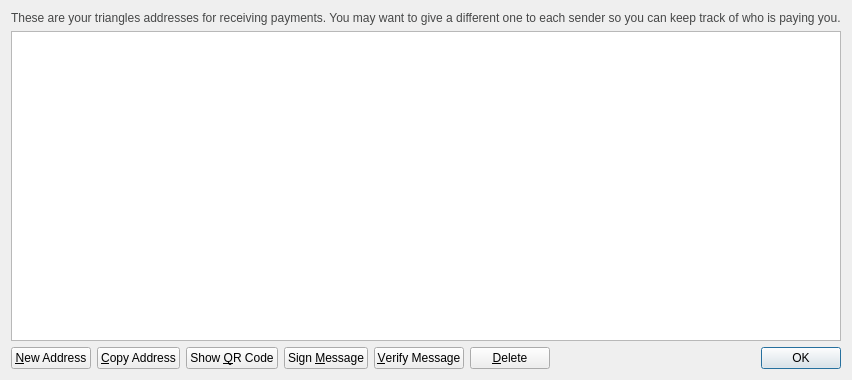
First picture: the form in src/qt/forms/addressbookpage.ui, repository wurstgelee/triangles, before the edit.
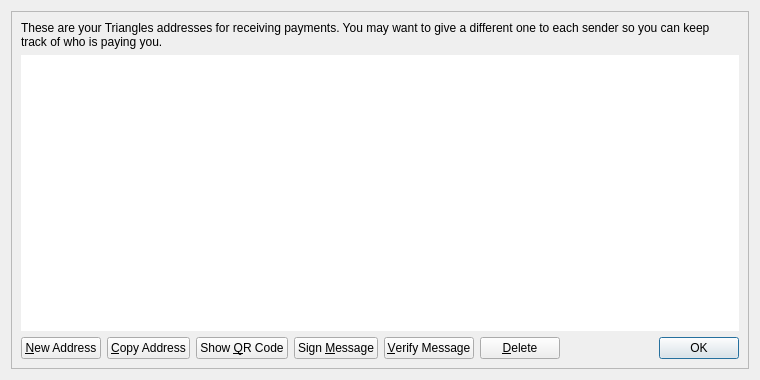
Second picture: the form after the edit. Icons and pictures are not drawn.

```diff
--- a/src/qt/forms/addressbookpage.ui
+++ b/src/qt/forms/addressbookpage.ui
@@ -6,21 +6,27 @@
    <rect>
     <x>0</x>
     <y>0</y>
-    <width>852</width>
+    <width>760</width>
     <height>380</height>
    </rect>
   </property>
   <property name="windowTitle">
    <string>Address Book</string>
   </property>
+  <layout class="QVBoxLayout" name="verticalLayout_2">
+   <item>
+    <widget class="QFrame" name="frameMain">
+     <property name="frameShape">
+      <enum>QFrame::StyledPanel</enum>
+     </property>
+     <property name="frameShadow">
+      <enum>QFrame::Raised</enum>
+     </property>
   <layout class="QVBoxLayout" name="verticalLayout">
    <item>
     <widget class="QLabel" name="labelExplanation">
-     <property name="styleSheet">
-      <string notr="true">#labelExplanation { color: #464747; }</string>
-     </property>
      <property name="text">
-      <string>These are your triangles addresses for receiving payments. You may want to give a different one to each sender so you can keep track of who is paying you.</string>
+         <string>These are your Triangles addresses for receiving payments. You may want to give a different one to each sender so you can keep track of who is paying you.</string>
      </property>
      <property name="textFormat">
       <enum>Qt::PlainText</enum>
@@ -38,6 +44,9 @@
      <property name="toolTip">
       <string>Double-click to edit address or label</string>
      </property>
+        <property name="frameShape">
+         <enum>QFrame::NoFrame</enum>
+        </property>
      <property name="tabKeyNavigation">
       <bool>false</bool>
      </property>
@@ -171,6 +180,9 @@
    </item>
   </layout>
  </widget>
+   </item>
+  </layout>
+ </widget>
  <resources>
   <include location="../bitcoin.qrc"/>
  </resources>
```
Left out of the diff: 18 changed lines with no effect on the pictures. Lines whose indentation alone changed are shown as unchanged.
